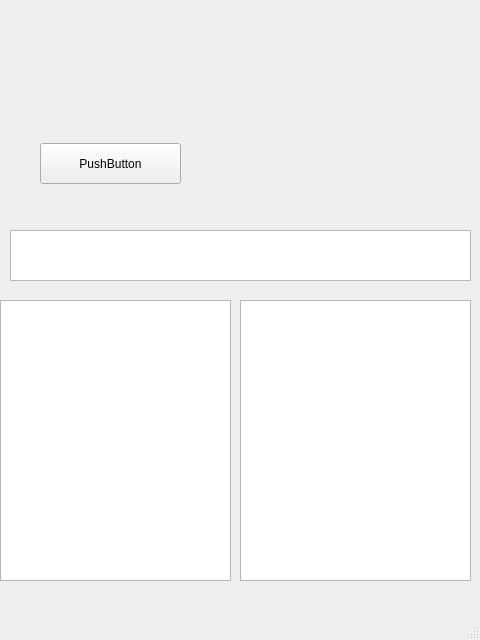
First picture: the form in mainwindow.ui, repository krrrosber/Coinlog, before the edit.
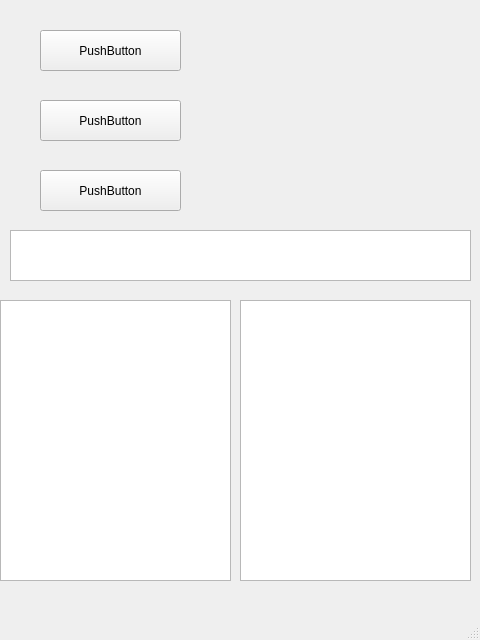
Second picture: the form after the edit.

Patch:
```diff
--- a/mainwindow.ui
+++ b/mainwindow.ui
@@ -28,7 +28,7 @@
     <property name="geometry">
      <rect>
       <x>40</x>
-      <y>143</y>
+      <y>170</y>
       <width>141</width>
       <height>41</height>
      </rect>
@@ -67,6 +67,32 @@
      </rect>
     </property>
    </widget>
+   <widget class="QPushButton" name="addTransaction">
+    <property name="geometry">
+     <rect>
+      <x>40</x>
+      <y>30</y>
+      <width>141</width>
+      <height>41</height>
+     </rect>
+    </property>
+    <property name="text">
+     <string>PushButton</string>
+    </property>
+   </widget>
+   <widget class="QPushButton" name="addCategory">
+    <property name="geometry">
+     <rect>
+      <x>40</x>
+      <y>100</y>
+      <width>141</width>
+      <height>41</height>
+     </rect>
+    </property>
+    <property name="text">
+     <string>PushButton</string>
+    </property>
+   </widget>
   </widget>
   <widget class="QMenuBar" name="menubar">
    <property name="geometry">
```
